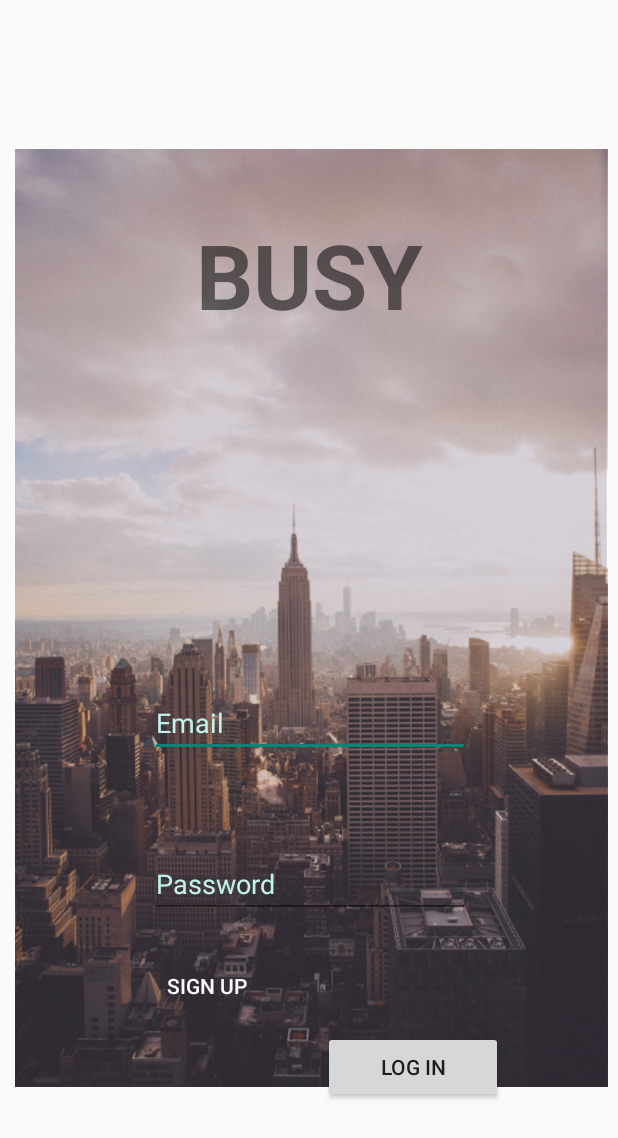
After one commit to stormihoebe/busy-android, an Android app: the LoginActivity screen opened directly, with no data from a screen before it, on a phone screen of 412 x 824 dp. The commit adds this screen. Shown: the top 1138 px of the screen. Run offline under Robolectric (Android 15) with nearby library versions, the phone set to English and light mode, and no system bars.

Commit message:
add sign in and sign up activities with some basic layout

```diff
--- a/app/src/main/AndroidManifest.xml
+++ b/app/src/main/AndroidManifest.xml
@@ -16,6 +16,11 @@
                 <category android:name="android.intent.category.LAUNCHER" />
             </intent-filter>
         </activity>
+        <activity
+            android:name=".LoginActivity"
+            android:theme="@style/NoActionBarTheme"></activity>
+        <activity android:name=".SignUpActivity"
+            android:theme="@style/NoActionBarTheme"></activity>
     </application>
 
 </manifest>
--- /dev/null
+++ b/app/src/main/java/com/stormhoebe/busy/LoginActivity.java
@@ -0,0 +1,13 @@
+package com.stormhoebe.busy;
+
+import android.support.v7.app.AppCompatActivity;
+import android.os.Bundle;
+
+public class LoginActivity extends AppCompatActivity {
+
+    @Override
+    protected void onCreate(Bundle savedInstanceState) {
+        super.onCreate(savedInstanceState);
+        setContentView(R.layout.activity_login);
+    }
+}
--- /dev/null
+++ b/app/src/main/res/layout/activity_login.xml
@@ -0,0 +1,148 @@
+<?xml version="1.0" encoding="utf-8"?>
+<android.support.constraint.ConstraintLayout xmlns:android="http://schemas.android.com/apk/res/android"
+    xmlns:app="http://schemas.android.com/apk/res-auto"
+    xmlns:tools="http://schemas.android.com/tools"
+    android:layout_width="match_parent"
+    android:layout_height="match_parent"
+    tools:context="com.stormhoebe.busy.LoginActivity">
+
+    <ImageView
+        android:id="@+id/imageView"
+        android:layout_width="515dp"
+        android:layout_height="625dp"
+        app:srcCompat="@drawable/background"
+        app:layout_constraintBottom_toBottomOf="parent"
+        android:layout_marginBottom="8dp"
+        android:layout_marginLeft="8dp"
+        app:layout_constraintLeft_toLeftOf="parent"
+        android:layout_marginRight="8dp"
+        app:layout_constraintRight_toRightOf="parent"
+        app:layout_constraintTop_toTopOf="parent"
+        android:layout_marginTop="8dp"
+        android:layout_marginStart="8dp"
+        android:layout_marginEnd="8dp"
+        app:layout_constraintHorizontal_bias="0.496" />
+
+    <TextView
+        android:id="@+id/textView"
+        android:layout_width="wrap_content"
+        android:layout_height="wrap_content"
+        android:text="Small Business Partnerships Made Easy"
+        android:textStyle="bold"
+        android:textColor="@color/likeWhite"
+        android:layout_marginRight="8dp"
+        app:layout_constraintRight_toRightOf="parent"
+        android:layout_marginLeft="8dp"
+        app:layout_constraintLeft_toLeftOf="parent"
+        app:layout_constraintBottom_toBottomOf="parent"
+        android:layout_marginBottom="16dp"
+        android:layout_marginStart="8dp"
+        android:layout_marginEnd="8dp" />
+
+    <TextView
+        android:id="@+id/textView2"
+        android:layout_width="wrap_content"
+        android:layout_height="wrap_content"
+        android:text="BUSY"
+        android:textStyle="bold"
+        android:textSize="60sp"
+        app:layout_constraintTop_toTopOf="@+id/imageView"
+        android:layout_marginTop="43dp"
+        android:layout_marginRight="8dp"
+        app:layout_constraintRight_toRightOf="parent"
+        android:layout_marginLeft="8dp"
+        app:layout_constraintLeft_toLeftOf="parent"
+        app:layout_constraintHorizontal_bias="0.502"
+        android:layout_marginStart="8dp"
+        android:layout_marginEnd="8dp" />
+
+    <EditText
+        android:id="@+id/emailEditText"
+        android:layout_width="wrap_content"
+        android:layout_height="wrap_content"
+        android:ems="10"
+        android:inputType="textEmailAddress"
+        android:textColor="@color/colorPrimary"
+        android:hint="Email"
+        android:textColorHint="@color/colorPrimary"
+        android:layout_marginTop="236dp"
+        app:layout_constraintTop_toBottomOf="@+id/textView2"
+        android:layout_marginLeft="8dp"
+        app:layout_constraintLeft_toLeftOf="parent"
+        android:layout_marginRight="8dp"
+        app:layout_constraintRight_toRightOf="parent"
+        app:layout_constraintHorizontal_bias="0.503"
+        android:layout_marginStart="8dp"
+        android:layout_marginEnd="8dp" />
+
+    <EditText
+        android:id="@+id/passwordEditText"
+        android:layout_width="wrap_content"
+        android:layout_height="wrap_content"
+        android:ems="10"
+        android:hint="Password"
+        android:textColor="@color/colorPrimary"
+        android:textColorHint="@color/colorPrimary"
+        android:inputType="textPassword"
+        android:layout_marginTop="8dp"
+        app:layout_constraintTop_toBottomOf="@+id/emailEditText"
+        android:layout_marginLeft="8dp"
+        app:layout_constraintLeft_toLeftOf="parent"
+        android:layout_marginRight="8dp"
+        app:layout_constraintRight_toRightOf="parent"
+        android:layout_marginBottom="8dp"
+        app:layout_constraintBottom_toTopOf="@+id/loginButton"
+        app:layout_constraintHorizontal_bias="0.503"
+        app:layout_constraintVertical_bias="0.444"
+        android:layout_marginStart="8dp"
+        android:layout_marginEnd="8dp" />
+
+    <Button
+        android:id="@+id/loginButton"
+        android:layout_width="120dp"
+        android:layout_height="48dp"
+        android:text="Log In"
+        android:layout_marginRight="8dp"
+        app:layout_constraintRight_toRightOf="parent"
+        android:layout_marginLeft="8dp"
+        app:layout_constraintLeft_toLeftOf="@+id/guideline"
+        app:layout_constraintHorizontal_bias="0.017"
+        android:layout_marginStart="8dp"
+        android:layout_marginEnd="8dp"
+        android:layout_marginBottom="53dp"
+        app:layout_constraintBottom_toTopOf="@+id/textView" />
+
+
+
+        <Button
+            android:id="@+id/signUpbutton"
+            android:layout_width="120dp"
+            android:layout_height="48dp"
+            android:layout_marginBottom="8dp"
+            android:layout_marginLeft="8dp"
+            android:layout_marginRight="8dp"
+            android:layout_marginTop="8dp"
+            android:background="@android:color/transparent"
+            android:text="Sign Up"
+            app:layout_constraintBottom_toTopOf="@+id/textView"
+            app:layout_constraintHorizontal_bias="1.0"
+            app:layout_constraintLeft_toLeftOf="parent"
+            app:layout_constraintRight_toLeftOf="@+id/guideline"
+            app:layout_constraintTop_toBottomOf="@+id/passwordEditText"
+            app:layout_constraintVertical_bias="0.117"
+            android:layout_marginStart="8dp"
+            android:layout_marginEnd="8dp"
+            android:textColor="@color/likeWhite"/>
+
+
+    <android.support.constraint.Guideline
+        android:layout_width="wrap_content"
+        android:layout_height="wrap_content"
+        android:id="@+id/guideline"
+        android:orientation="vertical"
+        app:layout_constraintGuide_percent="0.5"
+        tools:layout_editor_absoluteY="0dp"
+        tools:layout_editor_absoluteX="192dp" />
+
+
+</android.support.constraint.ConstraintLayout>
--- a/app/src/main/res/values/colors.xml
+++ b/app/src/main/res/values/colors.xml
@@ -1,6 +1,13 @@
 <?xml version="1.0" encoding="utf-8"?>
 <resources>
-    <color name="colorPrimary">#3F51B5</color>
-    <color name="colorPrimaryDark">#303F9F</color>
-    <color name="colorAccent">#FF4081</color>
+    <color name="colorPrimary">#BFF4ED</color>
+    <color name="colorPrimaryDark">#280F34</color>
+    <color name="colorAccent">#E41655</color>
+    <color name="colorAccentDark">#B30753</color>
+
+    <color name="likeWhite">#FBFBFB</color>
+    <color name="likeBlack">#303841</color>
+
+    <color name="bright">#F6C90E</color>
+
 </resources>
--- a/app/src/main/res/values/styles.xml
+++ b/app/src/main/res/values/styles.xml
@@ -1,11 +1,15 @@
 <resources>
 
-    <!-- Base application theme. -->
     <style name="AppTheme" parent="Theme.AppCompat.Light.DarkActionBar">
-        <!-- Customize your theme here. -->
         <item name="colorPrimary">@color/colorPrimary</item>
         <item name="colorPrimaryDark">@color/colorPrimaryDark</item>
         <item name="colorAccent">@color/colorAccent</item>
     </style>
 
+    <style name="NoActionBarTheme" parent="Theme.AppCompat.Light.NoActionBar">
+
+    </style>
+
+
+
 </resources>
```
Also changed, not shown: app/src/main/java/com/stormhoebe/busy/SignUpActivity.java (added, +13 -0 lines), app/src/main/res/layout/activity_sign_up.xml (added, +88 -0 lines), app/src/main/res/drawable/background.jpg (added), app/src/main/res/drawable/logo_white.png (added).
